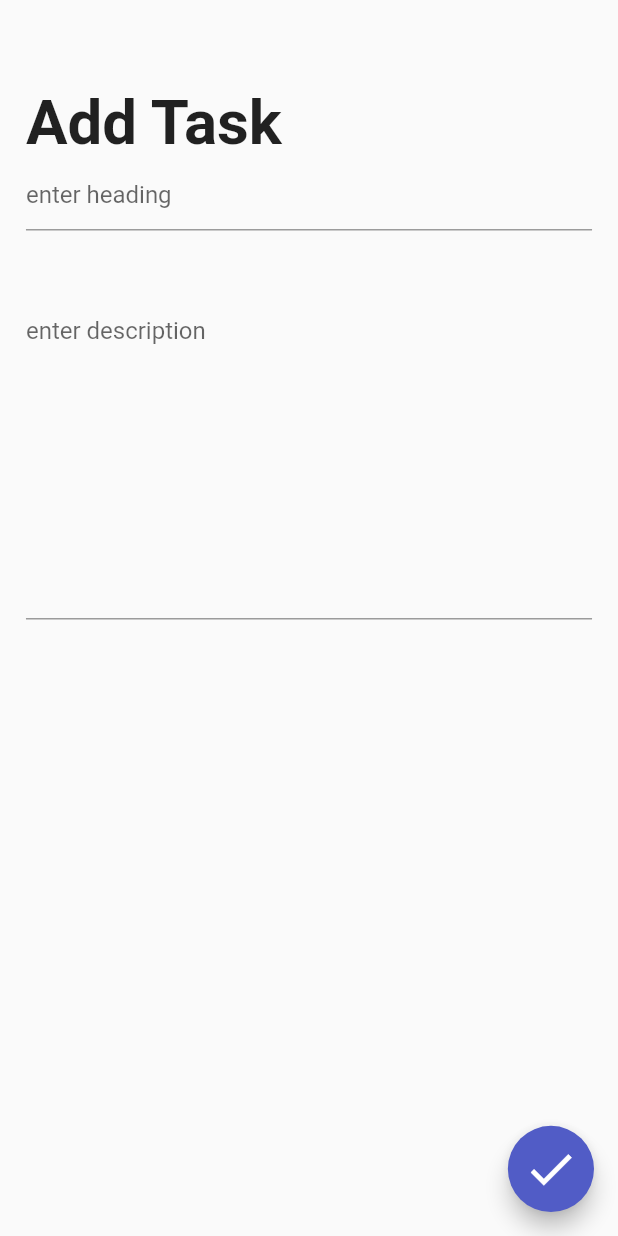
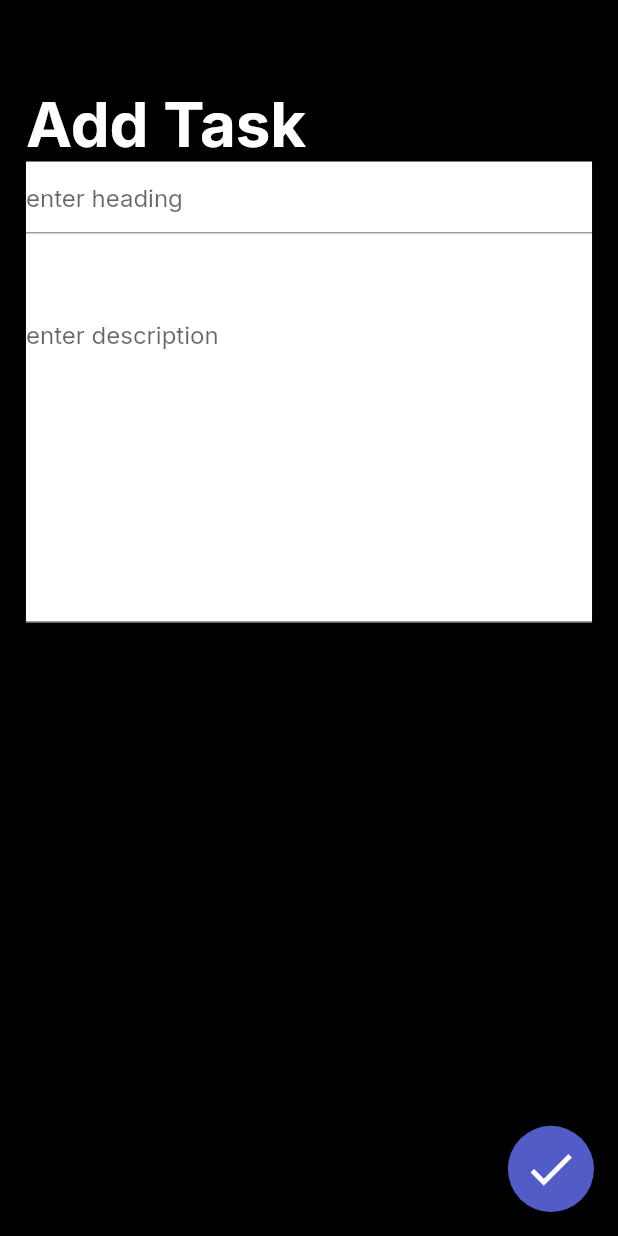
Before and after one commit to soham1sawant/Todo-App, a Flutter app: the screen it shows after launch, after a tap on the "add" icon, on a phone screen of 412 x 824 dp. Run offline on Flutter 3.47's test engine with Material 2 defaults, Android fonts, the phone set to English and light mode, and no system bars; our stand-ins replace bloc, equatable, flutter_bloc, google_fonts.

Commit message:
added custom theme

```diff
--- a/lib/main.dart
+++ b/lib/main.dart
@@ -6,6 +6,7 @@ import 'package:todo_app/features/theme/data/repository/theme_repository.dart';
 import 'package:todo_app/features/todo/bloc/todo_bloc.dart';
 import 'package:todo_app/presentation/add_task_page/add_task_page.dart';
 import 'package:todo_app/presentation/home_page/home_page.dart';
+import 'package:todo_app/presentation/theme/custom_theme.dart';
 import 'package:todo_app/presentation/theme_page/theme_page.dart';
 import 'package:todo_app/simple_bloc_observer.dart';
 
@@ -63,8 +64,10 @@ class MyApp extends StatelessWidget {
           routes: {
             "/themepage": ((context) => const ThemePage()),
             "/homepage": ((context) => const HomePage()),
-            "/addtask" : ((context) => const AddTaskPage()),
+            "/addtask": ((context) => const AddTaskPage()),
           },
+          themeMode: ThemeMode.dark,
+          theme: CustomTheme.darkTheme,
           home: const HomePage(),
         ),
       ),
--- a/lib/presentation/add_task_page/add_task_page.dart
+++ b/lib/presentation/add_task_page/add_task_page.dart
@@ -46,9 +46,12 @@ class _AddTaskPageState extends State<AddTaskPage> {
               style: TextStyle(
                 fontWeight: FontWeight.bold,
                 fontSize: size.height * 0.05,
+                color: Theme.of(context).primaryColor,
               ),
             ),
-            Form(
+            Container(
+              color: Theme.of(context).cardColor,
+              child: Form(
                 key: _formKey,
                 child: Column(children: [
                   TextFormField(
@@ -73,6 +76,7 @@ class _AddTaskPageState extends State<AddTaskPage> {
                     ),
                   ),
                 ]),
+              ),
             ),
           ],
         ),
--- a/lib/presentation/home_page/home_page.dart
+++ b/lib/presentation/home_page/home_page.dart
@@ -57,6 +57,7 @@ class _HomePageState extends State<HomePage> {
                     style: TextStyle(
                       fontWeight: FontWeight.bold,
                       fontSize: size.height * 0.05,
+                      color: Theme.of(context).primaryColor,
                     ),
                   );
                 } else if (state is DateLoadErrorState) {
@@ -85,6 +86,7 @@ class _HomePageState extends State<HomePage> {
                         " completed",
                     style: TextStyle(
                       fontSize: size.height * 0.02,
+                      color: Theme.of(context).primaryColor,
                     ),
                   );
                 } else if (state is TodoLoadErrorState) {
@@ -95,13 +97,17 @@ class _HomePageState extends State<HomePage> {
               },
             ),
             SizedBox(height: size.height * 0.01992),
-            Divider(height: size.height * 0.002490),
+            Divider(
+              height: size.height * 0.002490,
+              color: Theme.of(context).primaryColor,
+            ),
             SizedBox(height: size.height * 0.01992),
             Text(
               "Incomplete",
               style: TextStyle(
                 fontSize: size.height * 0.03,
                 fontWeight: FontWeight.bold,
+                color: Theme.of(context).primaryColor,
               ),
             ),
             SizedBox(height: size.height * 0.019),
@@ -131,6 +137,7 @@ class _HomePageState extends State<HomePage> {
               style: TextStyle(
                 fontSize: size.height * 0.03,
                 fontWeight: FontWeight.bold,
+                color: Theme.of(context).primaryColor,
               ),
             ),
             SizedBox(height: size.height * 0.019),
--- a/lib/presentation/theme/custom_theme.dart
+++ b/lib/presentation/theme/custom_theme.dart
@@ -0,0 +1,29 @@
+import 'package:flutter/material.dart';
+import 'package:google_fonts/google_fonts.dart';
+
+class CustomTheme {
+  static ThemeData get lightTheme {
+    return ThemeData(
+      scaffoldBackgroundColor: Colors.white,
+      fontFamily: GoogleFonts.inter().fontFamily,
+      buttonTheme: const ButtonThemeData(
+        buttonColor: Color(0xff515CC6),
+      ),
+      primaryColor: Colors.black,
+      canvasColor: Colors.grey,
+    );
+  }
+
+  static ThemeData get darkTheme {
+    return ThemeData(
+      scaffoldBackgroundColor: Colors.black,
+      fontFamily: GoogleFonts.inter().fontFamily,
+      buttonTheme: const ButtonThemeData(
+        buttonColor: Color(0xff515CC6),
+      ),
+      primaryColor: Colors.white,
+      canvasColor: Colors.white,
+
+    );
+  }
+}
--- a/lib/presentation/widgets/list_of_todos.dart
+++ b/lib/presentation/widgets/list_of_todos.dart
@@ -62,7 +62,10 @@ class ListOfTodos extends StatelessWidget {
                 SizedBox(width: size.width * 0.0246),
                 Text(
                   listofTodos[index].heading,
-                  style: TextStyle(fontSize: size.height * 0.029),
+                  style: TextStyle(
+                    fontSize: size.height * 0.029,
+                    color: Theme.of(context).primaryColor,
+                  ),
                 ),
               ],
             ),
--- a/pubspec.yaml
+++ b/pubspec.yaml
@@ -42,6 +42,7 @@ dependencies:
   hydrated_bloc: ^8.0.0
   path_provider: ^2.0.9
   mocktail: ^0.3.0
+  google_fonts: ^2.3.1
 
 dev_dependencies:
   flutter_test:
```
Also changed, not shown: pubspec.lock. Lines whose indentation alone changed are shown as unchanged.
